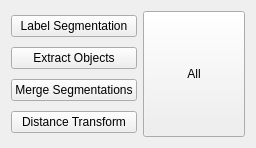
ilastik/ilastik, file ilastik/applets/objectExtraction/drawer.ui: the form before one commit.
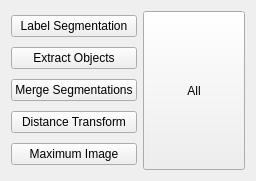
The form after the commit.

Commit message: added operator to compute regional maxima of the distance transform image

What changed in the file:
```diff
--- a/ilastik/applets/objectExtraction/drawer.ui
+++ b/ilastik/applets/objectExtraction/drawer.ui
@@ -7,7 +7,7 @@
     <x>0</x>
     <y>0</y>
     <width>256</width>
-    <height>148</height>
+    <height>181</height>
    </rect>
   </property>
   <property name="sizePolicy">
@@ -67,6 +67,13 @@
          </property>
         </widget>
        </item>
+       <item>
+        <widget class="QPushButton" name="maximumImageButton">
+         <property name="text">
+          <string>Maximum Image</string>
+         </property>
+        </widget>
+       </item>
       </layout>
      </item>
      <item>
```
The commit also changes 5 other files.
